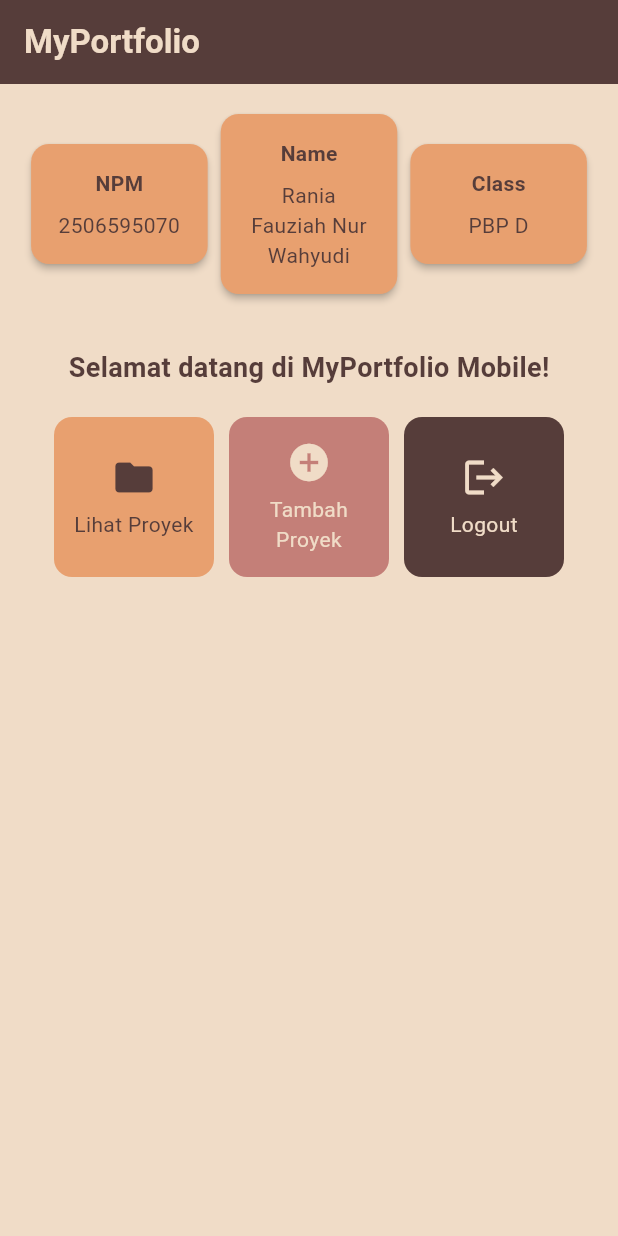
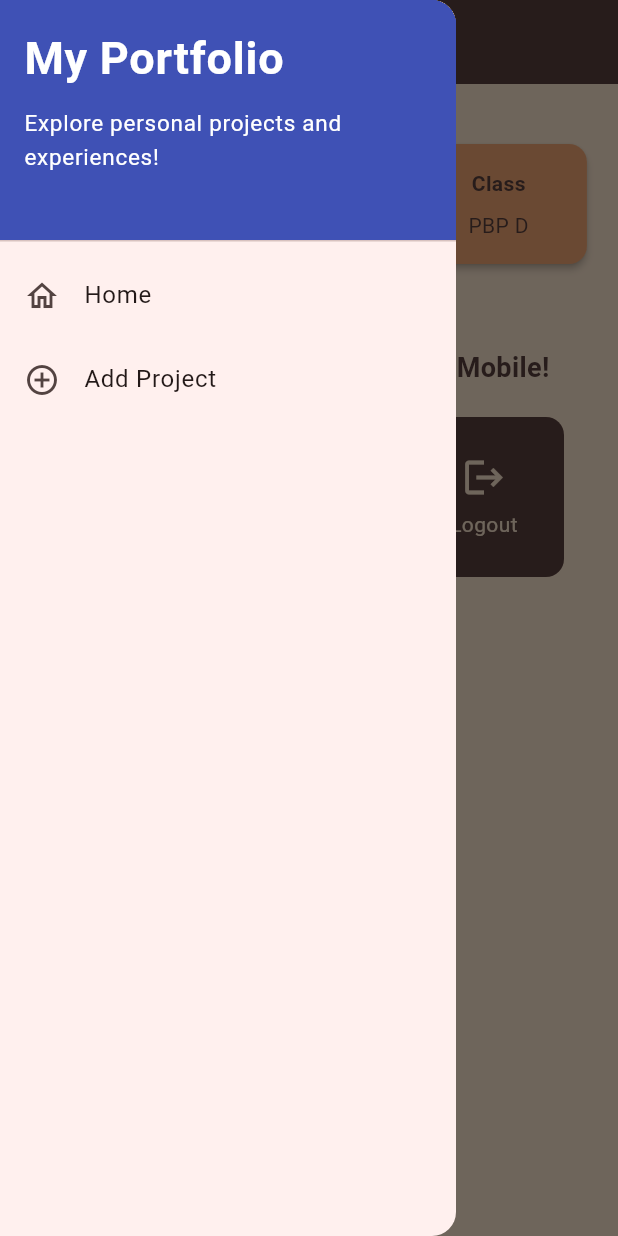
Before and after one commit to raniafauziah-csui/myportofolio_mobile, a Flutter app: the screen it shows after launch, with the side drawer open (before the commit the screen has no drawer), on a phone screen of 412 x 824 dp. Run offline on Flutter 3.47's test engine with Material 3 defaults, Android fonts, the phone set to English and light mode, and no system bars.

Commit message:
feat: Menyelesaikan Tutorial 09

```diff
--- a/lib/main.dart
+++ b/lib/main.dart
@@ -1,5 +1,5 @@
 import 'package:flutter/material.dart';
-import 'package:myportofolio_mobile/menu.dart';
+import 'package:myportofolio_mobile/screens/menu.dart';
 
 void main() {
   runApp(const MyApp());
--- a/lib/menu.dart
+++ b/lib/screens/menu.dart
@@ -1,4 +1,6 @@
 import 'package:flutter/material.dart';
+import 'package:myportofolio_mobile/widgets/left_drawer.dart';
+import 'package:myportofolio_mobile/widgets/project_card.dart';
 
 // Palet warna aplikasi agar semua bagian halaman selaras.
 class AppColors {
@@ -22,7 +24,7 @@ class MyHomePage extends StatelessWidget {
     ItemHomepage("Logout", Icons.logout, AppColors.brown),
   ];
 
-    @override
+  @override
   Widget build(BuildContext context) {
     // Scaffold menyediakan struktur visual dasar halaman (AppBar, Body, SnackBar).
     return Scaffold(
@@ -32,13 +34,12 @@ class MyHomePage extends StatelessWidget {
       appBar: AppBar(
         title: const Text(
           'MyPortfolio',
-          style: TextStyle(
-            color: AppColors.cream,
-            fontWeight: FontWeight.bold,
-          ),
+          style: TextStyle(color: AppColors.cream, fontWeight: FontWeight.bold),
         ),
         backgroundColor: AppColors.brown,
       ),
+      drawer: const LeftDrawer(),
+
       // Body halaman utama dengan padding di sekelilingnya.
       body: Padding(
         padding: const EdgeInsets.all(16.0),
@@ -145,63 +146,3 @@ class ItemHomepage {
 
   ItemHomepage(this.name, this.icon, this.color);
 }
-
-class ItemCard extends StatelessWidget {
-  final ItemHomepage item;
-
-  const ItemCard(this.item, {super.key});
-
-  @override
-  Widget build(BuildContext context) {
-    // Warna teks/ikon menyesuaikan kecerahan latar kartu:
-    // latar gelap -> krem, latar terang -> coklat.
-    final Color foregroundColor =
-        ThemeData.estimateBrightnessForColor(item.color) == Brightness.dark
-            ? AppColors.cream
-            : AppColors.brown;
-
-    return Material(
-      // Menggunakan warna unik yang dimiliki masing-masing item.
-      color: item.color,
-      borderRadius: BorderRadius.circular(12),
-      child: InkWell(
-        // Aksi ketika kartu ditekan oleh pengguna.
-        onTap: () {
-          // Menampilkan SnackBar dengan pesan interaktif.
-          ScaffoldMessenger.of(context)
-            ..hideCurrentSnackBar()
-            ..showSnackBar(
-              SnackBar(
-                content: Text(
-                  "Kamu telah menekan tombol ${item.name}!",
-                  style: const TextStyle(color: AppColors.cream),
-                ),
-                backgroundColor: AppColors.brown,
-              ),
-            );
-        },
-        child: Container(
-          padding: const EdgeInsets.all(8),
-          child: Center(
-            child: Column(
-              mainAxisAlignment: MainAxisAlignment.center,
-              children: [
-                Icon(
-                  item.icon,
-                  color: foregroundColor,
-                  size: 30.0,
-                ),
-                const Padding(padding: EdgeInsets.all(3)),
-                Text(
-                  item.name,
-                  textAlign: TextAlign.center,
-                  style: TextStyle(color: foregroundColor),
-                ),
-              ],
-            ),
-          ),
-        ),
-      ),
-    );
-  }
-}
--- /dev/null
+++ b/lib/widgets/left_drawer.dart
@@ -0,0 +1,67 @@
+import 'package:flutter/material.dart';
+import 'package:myportofolio_mobile/screens/menu.dart';
+import 'package:myportofolio_mobile/screens/project_form.dart';
+
+class LeftDrawer extends StatelessWidget {
+  const LeftDrawer({super.key});
+
+  @override
+  Widget build(BuildContext context) {
+    return Drawer(
+      child: ListView(
+        children: [
+          const DrawerHeader(
+            decoration: BoxDecoration(
+              color: Colors.indigo,
+            ),
+            child: Column(
+              crossAxisAlignment: CrossAxisAlignment.start,
+              children: [
+                Text(
+                  'My Portfolio',
+                  style: TextStyle(
+                    fontSize: 30,
+                    fontWeight: FontWeight.bold,
+                    color: Colors.white,
+                  ),
+                ),
+                SizedBox(height: 10),
+                Text(
+                  'Explore personal projects and experiences!',
+                  style: TextStyle(
+                    fontSize: 15,
+                    color: Colors.white,
+                  ),
+                ),
+              ],
+            ),
+          ),
+          ListTile(
+            leading: const Icon(Icons.home_outlined),
+            title: const Text('Home'),
+            onTap: () {
+              Navigator.pushReplacement(
+                context,
+                MaterialPageRoute(
+                  builder: (context) => MyHomePage(),
+                ),
+              );
+            },
+          ),
+          ListTile(
+            leading: const Icon(Icons.add_circle_outline),
+            title: const Text('Add Project'),
+            onTap: () {
+              Navigator.pushReplacement(
+                context,
+                MaterialPageRoute(
+                  builder: (context) => const ProjectFormPage(),
+                ),
+              );
+            },
+          ),
+        ],
+      ),
+    );
+  }
+}
--- /dev/null
+++ b/lib/widgets/project_card.dart
@@ -0,0 +1,61 @@
+import 'package:flutter/material.dart';
+import 'package:myportofolio_mobile/screens/menu.dart';
+import 'package:myportofolio_mobile/screens/project_form.dart';
+
+class ItemCard extends StatelessWidget {
+  final ItemHomepage item;
+
+  const ItemCard(this.item, {super.key});
+
+  @override
+  Widget build(BuildContext context) {
+    // Warna teks/ikon menyesuaikan kecerahan latar kartu:
+    // latar gelap -> krem, latar terang -> coklat.
+    final Color foregroundColor =
+        ThemeData.estimateBrightnessForColor(item.color) == Brightness.dark
+        ? AppColors.cream
+        : AppColors.brown;
+
+    return Material(
+      // Menggunakan warna unik yang dimiliki masing-masing item.
+      color: item.color,
+      borderRadius: BorderRadius.circular(12),
+      child: InkWell(
+        // Aksi ketika kartu ditekan oleh pengguna.
+        onTap: () {
+          // Menampilkan SnackBar dengan pesan interaktif.
+          ScaffoldMessenger.of(context)
+            ..hideCurrentSnackBar()
+            ..showSnackBar(
+              SnackBar(content: Text("Kamu telah menekan tombol ${item.name}!")),
+            );
+
+          // Navigate ke halaman yang sesuai
+          if (item.name == "Tambah Proyek") {
+            Navigator.push(
+              context,
+              MaterialPageRoute(builder: (context) => const ProjectFormPage()),
+            );
+          }
+        },
+        child: Container(
+          padding: const EdgeInsets.all(8),
+          child: Center(
+            child: Column(
+              mainAxisAlignment: MainAxisAlignment.center,
+              children: [
+                Icon(item.icon, color: foregroundColor, size: 30.0),
+                const Padding(padding: EdgeInsets.all(3)),
+                Text(
+                  item.name,
+                  textAlign: TextAlign.center,
+                  style: TextStyle(color: foregroundColor),
+                ),
+              ],
+            ),
+          ),
+        ),
+      ),
+    );
+  }
+}
```
Also changed, not shown: lib/screens/project_form.dart (added, +208 -0 lines).
